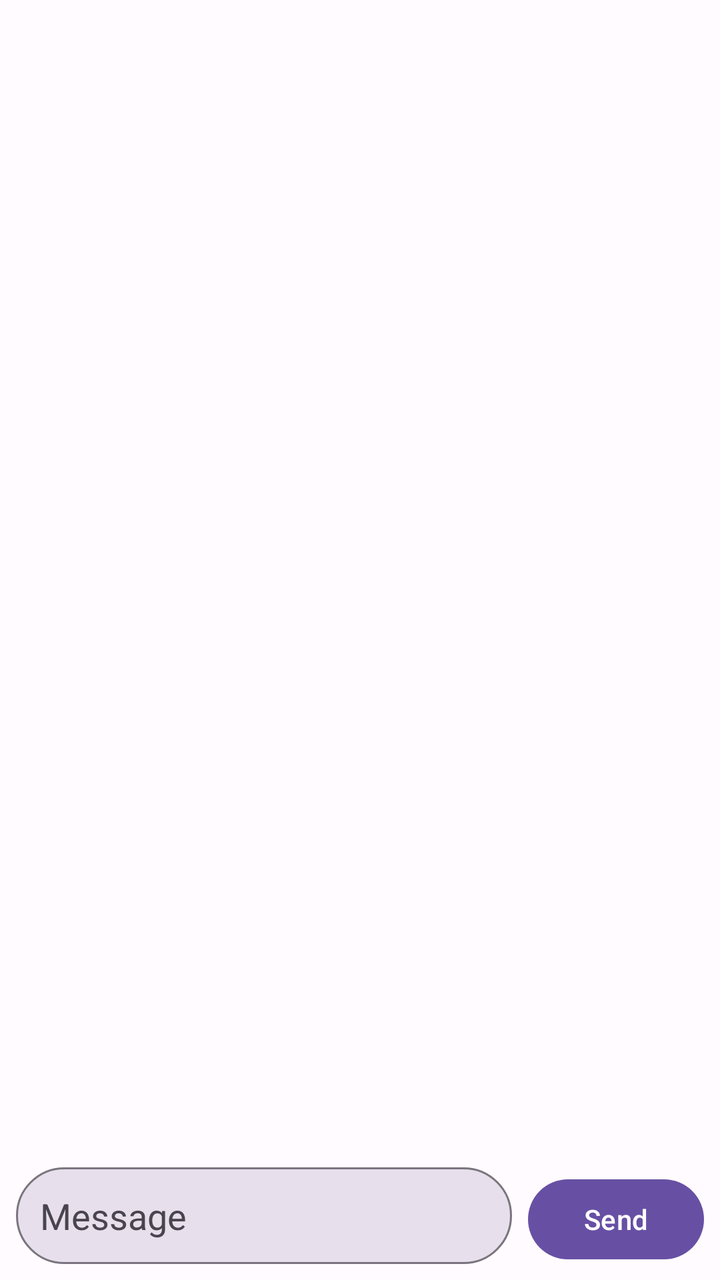
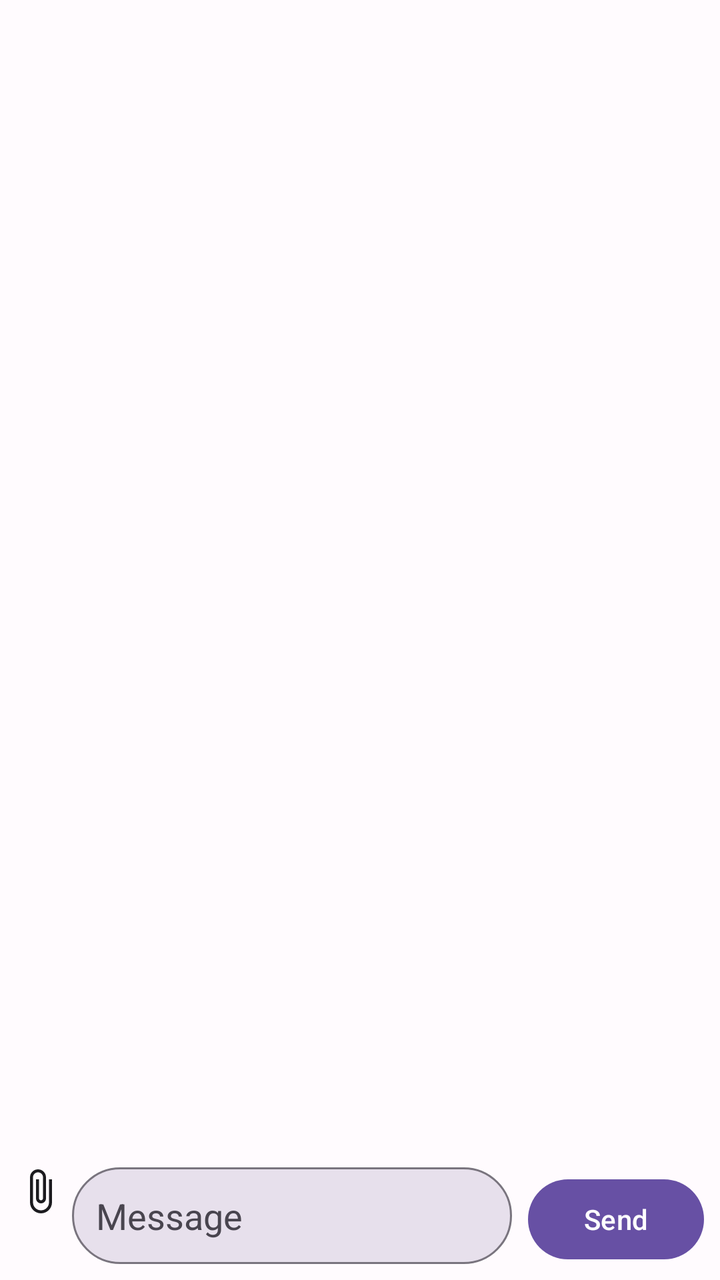

Before-and-after screenshots of an Android layout around one commit, followed by the original layout XML and the change that was made.
<!-- AndroidManifest.xml: application theme Theme.P2PMessenger -->
<!-- res/layout/activity_chat.xml -->
<?xml version="1.0" encoding="utf-8"?>
<androidx.constraintlayout.widget.ConstraintLayout xmlns:android="http://schemas.android.com/apk/res/android"
    xmlns:app="http://schemas.android.com/apk/res-auto"
    android:layout_width="match_parent"
    android:layout_height="match_parent">

    
    <LinearLayout
        android:id="@+id/layoutConnecting"
        android:layout_width="0dp"
        android:layout_height="wrap_content"
        android:orientation="horizontal"
        android:gravity="center_vertical"
        android:padding="8dp"
        android:background="?attr/colorSurfaceVariant"
        android:visibility="gone"
        app:layout_constraintTop_toTopOf="parent"
        app:layout_constraintStart_toStartOf="parent"
        app:layout_constraintEnd_toEndOf="parent">

        <ProgressBar
            android:layout_width="16dp"
            android:layout_height="16dp"
            android:layout_marginEnd="8dp"
            android:indeterminateTint="?attr/colorOnSurfaceVariant" />

        <TextView
            android:layout_width="wrap_content"
            android:layout_height="wrap_content"
            android:text="@string/msg_connecting"
            android:textSize="13sp"
            android:textColor="?attr/colorOnSurfaceVariant" />

    </LinearLayout>

    <androidx.recyclerview.widget.RecyclerView
        android:id="@+id/recyclerMessages"
        android:layout_width="0dp"
        android:layout_height="0dp"
        app:layout_constraintBottom_toTopOf="@id/layoutMessageInput"
        app:layout_constraintEnd_toEndOf="parent"
        app:layout_constraintStart_toStartOf="parent"
        app:layout_constraintTop_toBottomOf="@id/layoutConnecting" />

    <LinearLayout
        android:id="@+id/layoutMessageInput"
        android:layout_width="0dp"
        android:layout_height="wrap_content"
        android:orientation="horizontal"
        android:padding="8dp"
        app:layout_constraintBottom_toBottomOf="parent"
        app:layout_constraintEnd_toEndOf="parent"
        app:layout_constraintStart_toStartOf="parent">

        <EditText
            android:id="@+id/edtMessage"
            android:layout_width="0dp"
            android:layout_height="wrap_content"
            android:layout_weight="1"
            android:hint="@string/hint_message"
            android:inputType="textMultiLine"
            android:maxLines="4"
            android:background="@drawable/message_input_background"
            android:textColor="?attr/colorOnSurface"
            android:textColorHint="?attr/colorOnSurfaceVariant"
            android:padding="12dp"
            android:layout_marginEnd="8dp" />

        <Button
            android:id="@+id/btnSend"
            android:layout_width="wrap_content"
            android:layout_height="wrap_content"
            android:text="@string/btn_send" />

    </LinearLayout>

</androidx.constraintlayout.widget.ConstraintLayout>
<!-- resources referenced by this layout -->
<resources>
  <!-- drawable message_input_background (drawable) -->
  <?xml version="1.0" encoding="utf-8"?>
  <shape xmlns:android="http://schemas.android.com/apk/res/android">
      <solid android:color="?attr/colorSurfaceVariant" />
      <corners android:radius="24dp" />
      <stroke
          android:width="1dp"
          android:color="?attr/colorOutline" />
  </shape>
  <string name="btn_send">Send</string>
  <string name="hint_message">Message</string>
  <string name="msg_connecting">Bağlanılıyor…</string>
  <color name="md_primary">#6750A4</color>
  <color name="md_on_primary">#FFFFFF</color>
  <color name="md_primary_container">#EADDFF</color>
  <color name="md_on_primary_container">#21005D</color>
  <color name="md_secondary">#625B71</color>
  <color name="md_on_secondary">#FFFFFF</color>
  <color name="md_secondary_container">#E8DEF8</color>
  <color name="md_on_secondary_container">#1D192B</color>
  <color name="md_tertiary">#7D5260</color>
  <color name="md_on_tertiary">#FFFFFF</color>
  <color name="md_surface">#FFFBFE</color>
  <color name="md_on_surface">#1C1B1F</color>
  <color name="md_surface_variant">#E7E0EC</color>
  <color name="md_on_surface_variant">#49454F</color>
  <color name="md_background">#FFFBFE</color>
  <color name="md_on_background">#1C1B1F</color>
  <color name="md_outline">#79747E</color>
  <color name="md_error">#B3261E</color>
  <color name="md_on_error">#FFFFFF</color>
  <color name="md_error_container">#F9DEDC</color>
  <color name="md_on_error_container">#410E0B</color>
  <!-- unchanged entries left out for length: 1 -->
</resources>

<!-- the commit's change to res/layout/activity_chat.xml (unified diff, before → after) -->
@@ -52,6 +52,15 @@
         app:layout_constraintEnd_toEndOf="parent"
         app:layout_constraintStart_toStartOf="parent">
 
+        <ImageButton
+            android:id="@+id/btnAttach"
+            android:layout_width="wrap_content"
+            android:layout_height="wrap_content"
+            android:layout_marginEnd="4dp"
+            android:background="?attr/selectableItemBackgroundBorderless"
+            android:contentDescription="@string/content_desc_attach_file"
+            android:src="@drawable/ic_attach" />
+
         <EditText
             android:id="@+id/edtMessage"
             android:layout_width="0dp"
<!-- resource entries referenced after the edit -->
@@ -1,5 +1,17 @@
 <!-- resources referenced by this layout -->
 <resources>
+  <!-- drawable ic_attach (drawable) -->
+  <?xml version="1.0" encoding="utf-8"?>
+  <vector xmlns:android="http://schemas.android.com/apk/res/android"
+      android:width="24dp"
+      android:height="24dp"
+      android:viewportWidth="24"
+      android:viewportHeight="24"
+      android:tint="?attr/colorOnSurface">
+      <path
+          android:fillColor="@android:color/white"
+          android:pathData="M16.5,6v11.5c0,2.21 -1.79,4 -4,4s-4,-1.79 -4,-4V5c0,-1.38 1.12,-2.5 2.5,-2.5s2.5,1.12 2.5,2.5v10.5c0,0.55 -0.45,1 -1,1s-1,-0.45 -1,-1V6H10v9.5c0,1.38 1.12,2.5 2.5,2.5s2.5,-1.12 2.5,-2.5V5c0,-2.21 -1.79,-4 -4,-4S7,2.79 7,5v12.5c0,3.04 2.46,5.5 5.5,5.5s5.5,-2.46 5.5,-5.5V6H16.5z" />
+  </vector>
   <!-- drawable message_input_background (drawable) -->
   <?xml version="1.0" encoding="utf-8"?>
   <shape xmlns:android="http://schemas.android.com/apk/res/android">
@@ -10,6 +22,7 @@
           android:color="?attr/colorOutline" />
   </shape>
   <string name="btn_send">Send</string>
+  <string name="content_desc_attach_file">Dosya ekle</string>
   <string name="hint_message">Message</string>
   <string name="msg_connecting">Bağlanılıyor…</string>
   <color name="md_primary">#6750A4</color>
